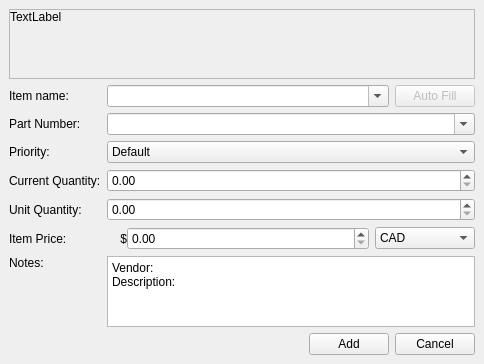
Qt form ui/dialogs/add_item_dialog.ui (TheCodingJsoftware/Invigo) before a commit.
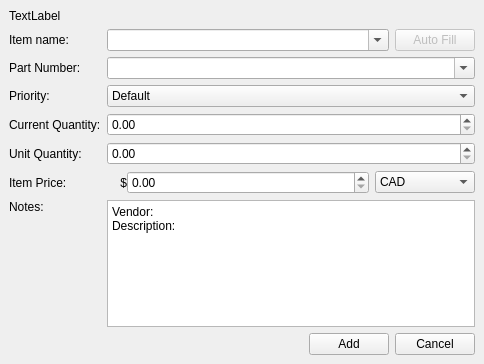
The same form after that commit.

Patch:
```diff
--- a/ui/dialogs/add_item_dialog.ui
+++ b/ui/dialogs/add_item_dialog.ui
@@ -68,38 +68,6 @@
          <number>9</number>
         </property>
         <item>
-         <layout class="QHBoxLayout" name="horizontalLayout_4" stretch="0">
-          <item>
-           <widget class="QScrollArea" name="scrollArea">
-            <property name="widgetResizable">
-             <bool>true</bool>
-            </property>
-            <widget class="QWidget" name="scrollAreaWidgetContents">
-             <property name="geometry">
-              <rect>
-               <x>0</x>
-               <y>0</y>
-               <width>462</width>
-               <height>69</height>
-              </rect>
-             </property>
-             <layout class="QVBoxLayout" name="verticalLayout_4">
-              <property name="spacing">
-               <number>0</number>
-              </property>
-              <property name="leftMargin">
-               <number>0</number>
-              </property>
-              <property name="topMargin">
-               <number>0</number>
-              </property>
-              <property name="rightMargin">
-               <number>0</number>
-              </property>
-              <property name="bottomMargin">
-               <number>0</number>
-              </property>
-              <item>
                <widget class="QLabel" name="lblMessage">
                 <property name="sizePolicy">
                  <sizepolicy hsizetype="Preferred" vsizetype="Minimum">
@@ -118,12 +86,6 @@
                 </property>
                </widget>
               </item>
-             </layout>
-            </widget>
-           </widget>
-          </item>
-         </layout>
-        </item>
         <item>
          <layout class="QGridLayout" name="gridLayout">
           <item row="0" column="0">
```
Left out of the diff: 23 changed lines with no effect on the pictures. Lines whose indentation alone changed are shown as unchanged.
